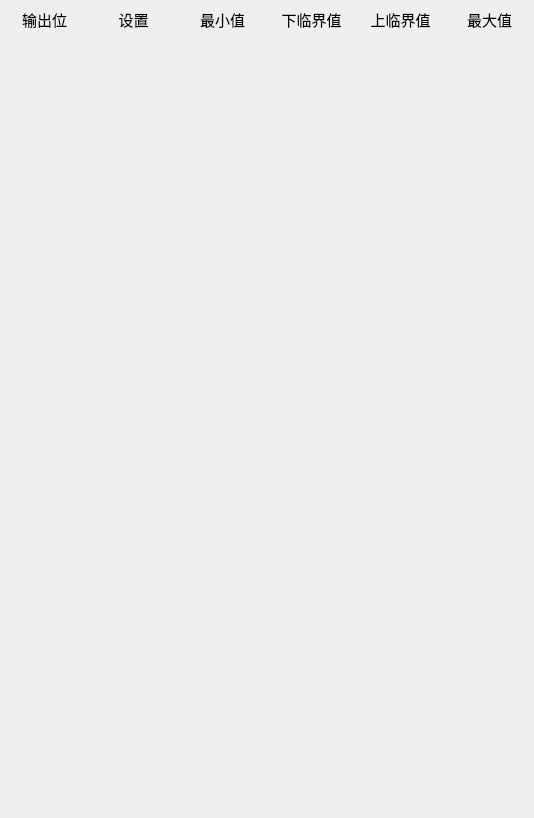
The window that PDU-Settings/home/home_outputwid.ui (ChinaClever/PDU-Settings) describes before a commit, drawn with Qt 5.
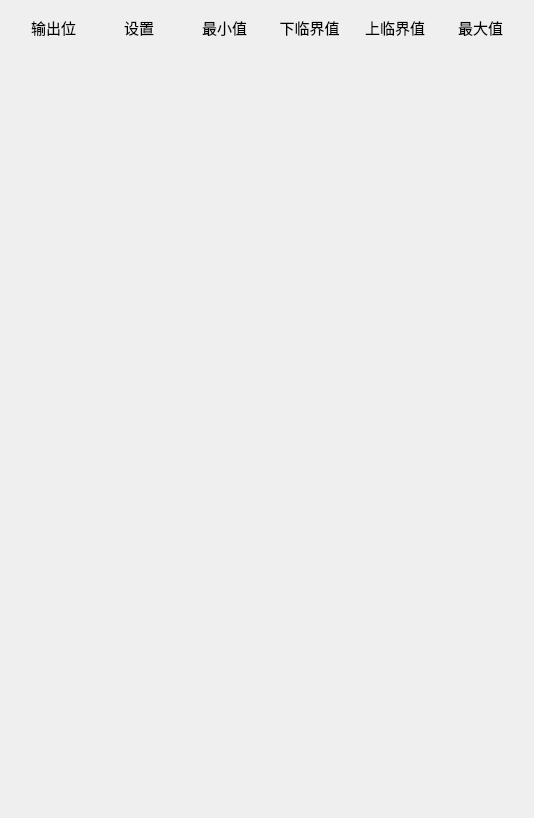
The same window after the commit.

The edit to the form file:
```diff
--- a/PDU-Settings/home/home_outputwid.ui
+++ b/PDU-Settings/home/home_outputwid.ui
@@ -19,77 +19,8 @@
   <property name="windowTitle">
    <string>Form</string>
   </property>
-  <layout class="QGridLayout" name="gridLayout_2">
-   <property name="leftMargin">
-    <number>0</number>
-   </property>
-   <property name="topMargin">
-    <number>0</number>
-   </property>
-   <property name="rightMargin">
-    <number>0</number>
-   </property>
-   <property name="bottomMargin">
-    <number>0</number>
-   </property>
-   <property name="spacing">
-    <number>0</number>
-   </property>
-   <item row="3" column="0">
-    <widget class="QWidget" name="widget_3" native="true"/>
-   </item>
-   <item row="10" column="0">
-    <widget class="QWidget" name="widget_10" native="true"/>
-   </item>
-   <item row="12" column="0">
-    <widget class="QWidget" name="widget_12" native="true"/>
-   </item>
-   <item row="8" column="0">
-    <widget class="QWidget" name="widget_8" native="true"/>
-   </item>
-   <item row="6" column="0">
-    <widget class="QWidget" name="widget_6" native="true"/>
-   </item>
-   <item row="15" column="0">
-    <widget class="QWidget" name="widget_15" native="true"/>
-   </item>
-   <item row="13" column="0">
-    <widget class="QWidget" name="widget_13" native="true"/>
-   </item>
-   <item row="17" column="0">
-    <widget class="QWidget" name="widget_17" native="true"/>
-   </item>
-   <item row="19" column="0">
-    <widget class="QWidget" name="widget_19" native="true"/>
-   </item>
-   <item row="18" column="0">
-    <widget class="QWidget" name="widget_18" native="true"/>
-   </item>
-   <item row="4" column="0">
-    <widget class="QWidget" name="widget_4" native="true"/>
-   </item>
-   <item row="7" column="0">
-    <widget class="QWidget" name="widget_7" native="true"/>
-   </item>
-   <item row="1" column="0">
-    <widget class="QWidget" name="widget_1" native="true"/>
-   </item>
-   <item row="11" column="0">
-    <widget class="QWidget" name="widget_11" native="true"/>
-   </item>
-   <item row="2" column="0">
-    <widget class="QWidget" name="widget_2" native="true"/>
-   </item>
-   <item row="14" column="0">
-    <widget class="QWidget" name="widget_14" native="true"/>
-   </item>
-   <item row="9" column="0">
-    <widget class="QWidget" name="widget_9" native="true"/>
-   </item>
-   <item row="5" column="0">
-    <widget class="QWidget" name="widget_5" native="true"/>
-   </item>
-   <item row="0" column="0">
+  <layout class="QVBoxLayout" name="verticalLayout">
+   <item>
     <widget class="QWidget" name="widget" native="true">
      <layout class="QGridLayout" name="gridLayout">
       <property name="leftMargin">
@@ -170,12 +101,66 @@
      </layout>
     </widget>
    </item>
-   <item row="16" column="0">
+   <item>
+    <widget class="QWidget" name="widget_2" native="true"/>
+   </item>
+   <item>
+    <widget class="QWidget" name="widget_3" native="true"/>
+   </item>
+   <item>
+    <widget class="QWidget" name="widget_4" native="true"/>
+   </item>
+   <item>
+    <widget class="QWidget" name="widget_5" native="true"/>
+   </item>
+   <item>
+    <widget class="QWidget" name="widget_6" native="true"/>
+   </item>
+   <item>
+    <widget class="QWidget" name="widget_7" native="true"/>
+   </item>
+   <item>
+    <widget class="QWidget" name="widget_8" native="true"/>
+   </item>
+   <item>
+    <widget class="QWidget" name="widget_9" native="true"/>
+   </item>
+   <item>
+    <widget class="QWidget" name="widget_10" native="true"/>
+   </item>
+   <item>
+    <widget class="QWidget" name="widget_11" native="true"/>
+   </item>
+   <item>
+    <widget class="QWidget" name="widget_12" native="true"/>
+   </item>
+   <item>
+    <widget class="QWidget" name="widget_13" native="true"/>
+   </item>
+   <item>
+    <widget class="QWidget" name="widget_14" native="true"/>
+   </item>
+   <item>
+    <widget class="QWidget" name="widget_15" native="true"/>
+   </item>
+   <item>
     <widget class="QWidget" name="widget_16" native="true"/>
    </item>
-   <item row="20" column="0">
+   <item>
+    <widget class="QWidget" name="widget_17" native="true"/>
+   </item>
+   <item>
+    <widget class="QWidget" name="widget_18" native="true"/>
+   </item>
+   <item>
+    <widget class="QWidget" name="widget_19" native="true"/>
+   </item>
+   <item>
     <widget class="QWidget" name="widget_20" native="true"/>
    </item>
+   <item>
+    <widget class="QWidget" name="widget_21" native="true"/>
+   </item>
   </layout>
  </widget>
  <resources/>
```
